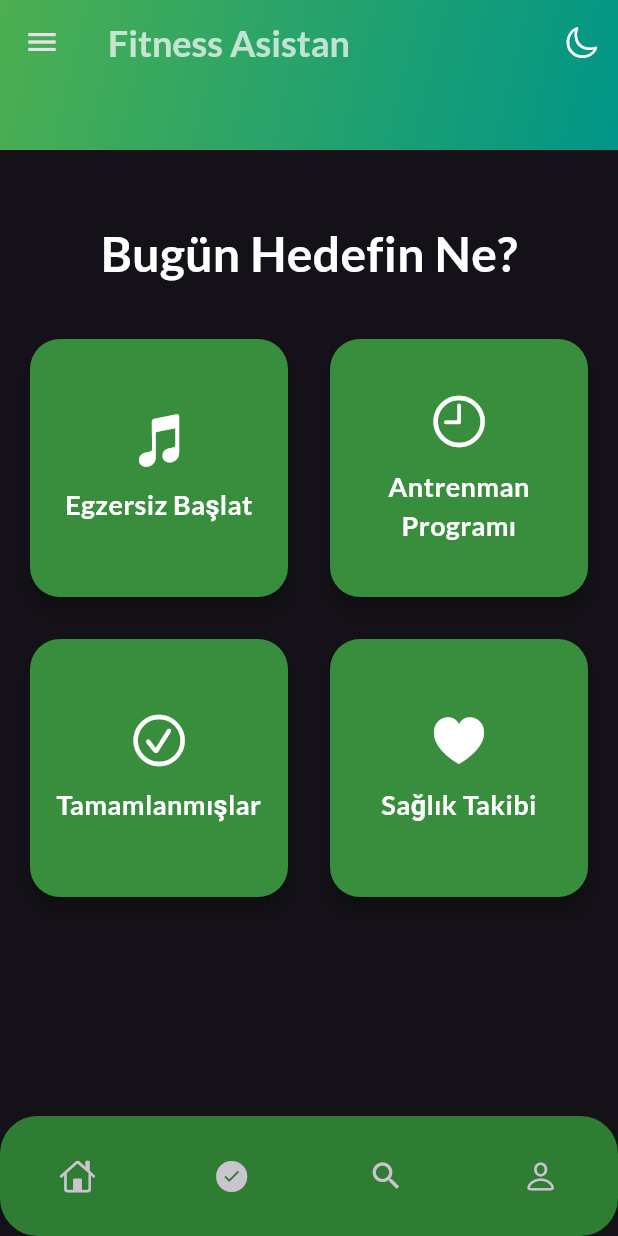
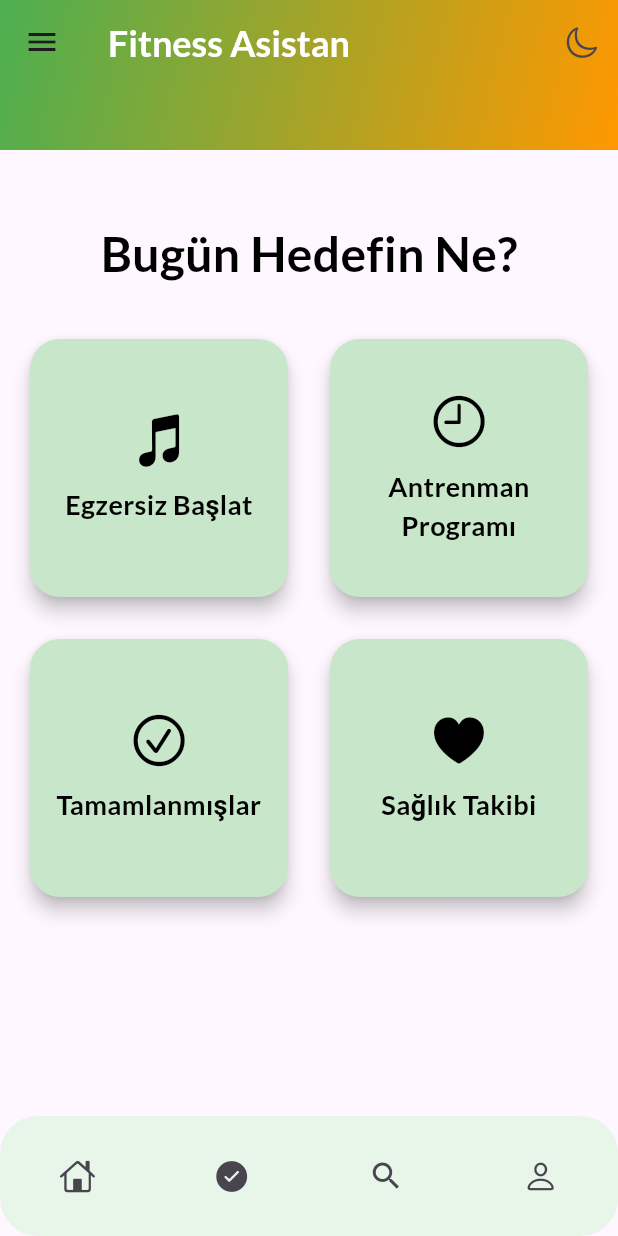
Before and after one commit to bugrakasapoglu/FitnessAsistan, a Flutter app: the HomeScreen screen opened by its route, on a phone screen of 412 x 824 dp. Run offline on Flutter 3.47's test engine with Material 3 defaults, Android fonts, the phone set to English and light mode, and no system bars; our stand-ins replace go_router, google_fonts, lottie; missing offline and left inert: dotlottie_loader.

Commit message:
Update App
Gece gündüz modu ayarlandı
ana sayfa güzelleştirmesi yapıldı

```diff
--- /dev/null
+++ b/lib/core/theme_provider.dart
@@ -0,0 +1,12 @@
+import 'package:flutter/material.dart';
+
+class ThemeProvider extends ChangeNotifier {
+  ThemeMode _themeMode = ThemeMode.light;
+
+  ThemeMode get themeMode => _themeMode;
+
+  void toggleTheme() {
+    _themeMode = _themeMode == ThemeMode.light ? ThemeMode.dark : ThemeMode.light;
+    notifyListeners();
+}
+}
--- a/lib/screens/home_screen.dart
+++ b/lib/screens/home_screen.dart
@@ -1,8 +1,11 @@
 import 'package:flutter/material.dart';
 import 'package:flutter/cupertino.dart';
-import 'package:flutter_app/main.dart';
+//import 'package:carousel_slider/carousel_slider.dart';
+import 'package:flutter_app/core/theme_provider.dart';
+//import 'package:flutter_app/screens/theme_provider.dart';
 import 'package:go_router/go_router.dart';
-
+import 'package:provider/provider.dart';
+//import '../theme_provider.dart';
 class HomeScreen extends StatefulWidget {
   const HomeScreen({super.key});
 
@@ -44,25 +47,20 @@ class _HomeScreenState extends State<HomeScreen> {
                 fontWeight: FontWeight.bold,
               ),
             ),
-            actions: [
-              IconButton(
-                icon: Icon(
-                  CupertinoIcons.moon,
-                  color: Theme.of(context).brightness == Brightness.light
-                      ? Colors.black
-                      : Colors.white,
-                ),
-                onPressed: () {
-                  // Koyu/Açık mod geçişi
-                  final brightness =
-                      Theme.of(context).brightness == Brightness.dark
-                          ? Brightness.light
-                          : Brightness.dark;
-                  final theme = ThemeData(brightness: brightness);
-                  MyApp.of(context)?.setTheme(theme);
-                },
-              ),
-            ],
+         actions: [
+      Consumer<ThemeProvider>(
+         builder: (context, themeProvider, child) {
+          return IconButton(
+          icon: Icon(themeProvider.themeMode == ThemeMode.light
+              ? CupertinoIcons.moon
+              : CupertinoIcons.sun_max),
+              onPressed: () {
+              themeProvider.toggleTheme();
+        },
+      );
+    },
+  ),
+],
           ),
         ),
       ),
--- /dev/null
+++ b/lib/screens/theme_provider.dart
@@ -0,0 +1 @@
+// TODO Implement this library.
--- /dev/null
+++ b/lib/theme_provider.dart
@@ -0,0 +1 @@
+// TODO Implement this library.
--- a/pubspec.yaml
+++ b/pubspec.yaml
@@ -17,6 +17,7 @@ dependencies:
   lottie: ^3.1.3
   qr_flutter: ^4.1.0
   google_fonts: ^6.2.1
+  provider: ^6.1.2
 
 dev_dependencies:
   flutter_test:
```
Also changed, not shown: lib/main.dart (+11 -7 lines), lib/screens/profile_screen.dart (+2 -10 lines), pubspec.lock.
